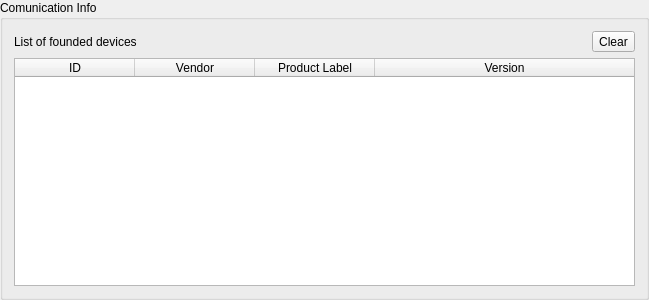
Old version of the form AirCoolControll/AirCoolControll/connectionlog.ui in the repository ComEngineering/AirCoolControl_Desktop.
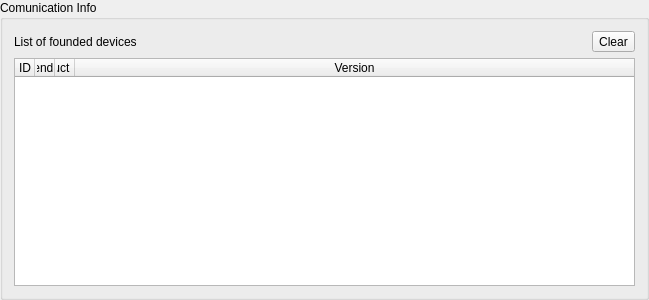
New version of the form.

The edit to the form file:
```diff
--- a/AirCoolControll/AirCoolControll/connectionlog.ui
+++ b/AirCoolControll/AirCoolControll/connectionlog.ui
@@ -74,13 +74,13 @@
            <bool>false</bool>
           </attribute>
           <attribute name="horizontalHeaderDefaultSectionSize">
-           <number>120</number>
+           <number>0</number>
           </attribute>
           <attribute name="horizontalHeaderStretchLastSection">
            <bool>true</bool>
           </attribute>
           <attribute name="verticalHeaderVisible">
-           <bool>false</bool>
+           <bool>true</bool>
           </attribute>
           <attribute name="verticalHeaderDefaultSectionSize">
            <number>20</number>
```
Left out of the diff: 2 changed lines with no effect on the pictures.
